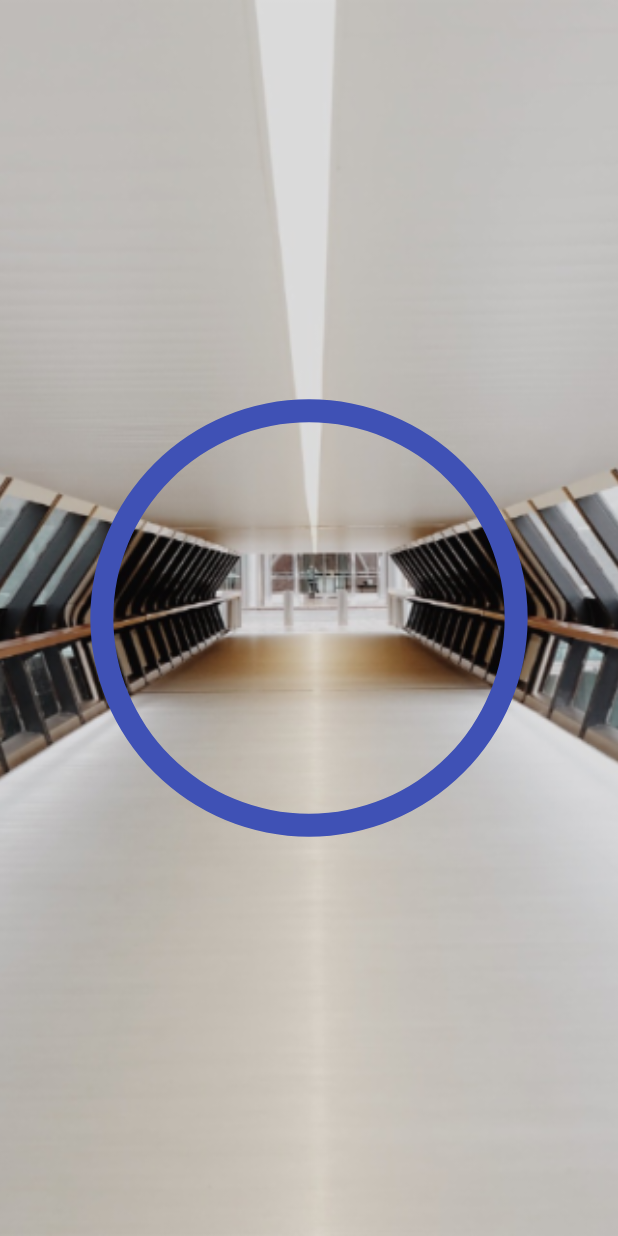
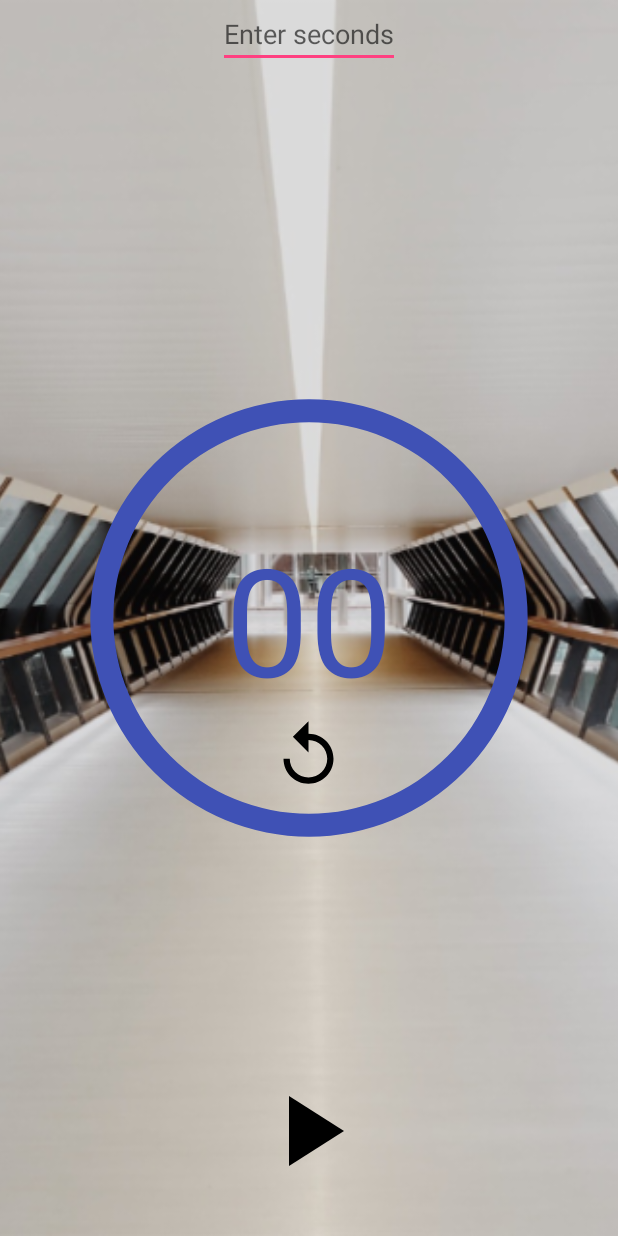
Before and after one commit to RonnieDipple/Timer_Countdown_Clock_Simple_Study_Tool, an Android app: the CountDownActivity screen opened directly, with no data from a screen before it, on a phone screen of 412 x 824 dp. Run offline under Robolectric (Android 15) with nearby library versions, the phone set to English and light mode, and no system bars; Roboto replaces fonts that are not available here.

Commit message:
Added Buttons And TextViews

```diff
--- a/app/src/main/java/com/yolasite/hardtapgames/timercountdownclocksimplestudytool/CountDownActivity.kt
+++ b/app/src/main/java/com/yolasite/hardtapgames/timercountdownclocksimplestudytool/CountDownActivity.kt
@@ -4,13 +4,16 @@ import android.support.v7.app.AppCompatActivity
 import android.os.Bundle
 import android.view.Window
 import android.view.WindowManager
+import android.widget.ProgressBar
 
 class CountDownActivity : AppCompatActivity() {
+    lateinit private var pBar: ProgressBar
 
     override fun onCreate(savedInstanceState: Bundle?) {
         super.onCreate(savedInstanceState)
         requestWindowFeature(Window.FEATURE_NO_TITLE)
         this.window.setFlags(WindowManager.LayoutParams.FLAG_FULLSCREEN, WindowManager.LayoutParams.FLAG_FULLSCREEN)
         setContentView(R.layout.activity_count_down)
+        pBar = findViewById(R.id.progressBar)
     }
 }
--- /dev/null
+++ b/app/src/main/res/drawable/ic_reset.xml
@@ -0,0 +1,16 @@
+<?xml version="1.0" encoding="utf-8"?>
+<vector xmlns:android="http://schemas.android.com/apk/res/android"
+
+    android:width="24dp"
+    android:height="24dp"
+    android:viewportWidth="24.0"
+    android:viewportHeight="24.0">
+    <path
+        android:fillColor="#FF000000"
+        android:pathData="M12,5V1L7,6l5,5V7c3.31,0 6,2.69 6,6s-2.69,6 -6, 6 -6,-2.69 -6,-6H4c0,4.42 3.58,8 8,8s8,-3.58 8,-8 -3.58,-8 -8,-8z"
+
+
+
+    />
+
+</vector>
--- /dev/null
+++ b/app/src/main/res/drawable/ic_start.xml
@@ -0,0 +1,16 @@
+<?xml version="1.0" encoding="utf-8"?>
+<vector xmlns:android="http://schemas.android.com/apk/res/android"
+
+    android:width="24dp"
+    android:height="24dp"
+    android:viewportWidth="24.0"
+    android:viewportHeight="24.0">
+
+    <path
+        android:fillColor="#000000"
+        android:pathData="M8,5v14l11,-7z"
+
+
+    />
+
+</vector>
--- /dev/null
+++ b/app/src/main/res/drawable/ic_stop.xml
@@ -0,0 +1,16 @@
+<?xml version="1.0" encoding="utf-8"?>
+<vector xmlns:android="http://schemas.android.com/apk/res/android"
+    android:width="24dp"
+    android:height="24dp"
+    android:viewportWidth="24.0"
+    android:viewportHeight="24.0">
+
+    <path
+        android:fillColor="#000000"
+        android:pathData="M6,6h12v12H6z"
+
+
+
+    />
+
+</vector>
--- a/app/src/main/res/layout/activity_count_down.xml
+++ b/app/src/main/res/layout/activity_count_down.xml
@@ -45,4 +45,50 @@
         android:max="60"
         android:progress="60"/>
 
+
+
+
+
+
+
+    <EditText
+        android:id="@+id/editTextCount"
+        android:layout_width="wrap_content"
+        android:layout_height="wrap_content"
+        android:layout_centerHorizontal="true"
+        android:gravity="center"
+        android:hint="@string/enter_seconds"
+        android:inputType="number"
+        android:maxLength="4"
+
+        />
+
+    <TextView
+        android:id="@+id/textViewCount"
+        android:layout_width="wrap_content"
+        android:layout_height="wrap_content"
+        android:layout_centerInParent="true"
+        android:textColor="@color/colorPrimary"
+        android:textSize="100sp"
+        android:text="@string/_00"/>
+
+    <ImageView
+        android:id="@+id/imageViewReset"
+        android:layout_width="50dp"
+        android:layout_height="50dp"
+        android:src="@drawable/ic_reset"
+        android:layout_below="@+id/textViewCount"
+        android:layout_centerInParent="true"
+        android:contentDescription="RESET BUTTON" />
+
+
+    <ImageView
+        android:id="@+id/imageViewSwitch"
+        android:layout_width="80dp"
+        android:layout_height="80dp"
+        android:src="@drawable/ic_start"
+        android:layout_marginBottom="30dp"
+        android:layout_alignParentBottom="true"
+        android:layout_centerInParent="true"/>
+
 </RelativeLayout>
--- a/app/src/main/res/values/strings.xml
+++ b/app/src/main/res/values/strings.xml
@@ -3,4 +3,6 @@
     <string name="background">background</string>
     <string name="welcome">Welcome</string>
     <string name="press_to_start">Press to start</string>
+    <string name="enter_seconds">Enter seconds</string>
+    <string name="_00">00</string>
 </resources>
```
Also changed, not shown: app/src/main/res/layout/activity_main.xml (+8 -1 lines).
